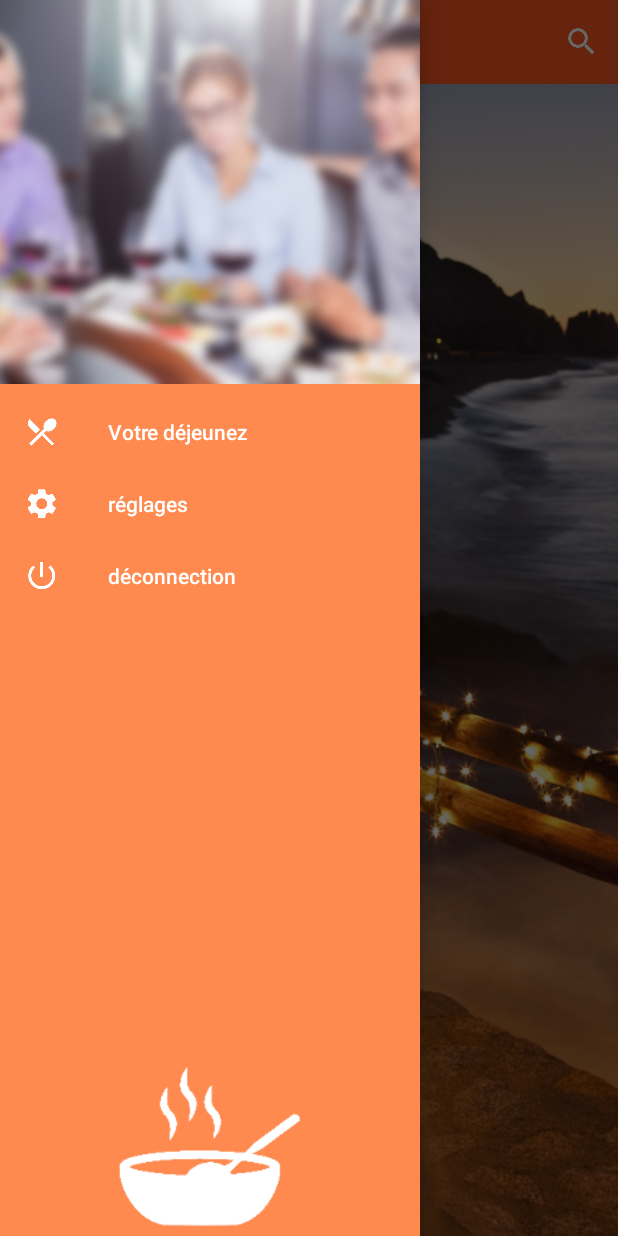
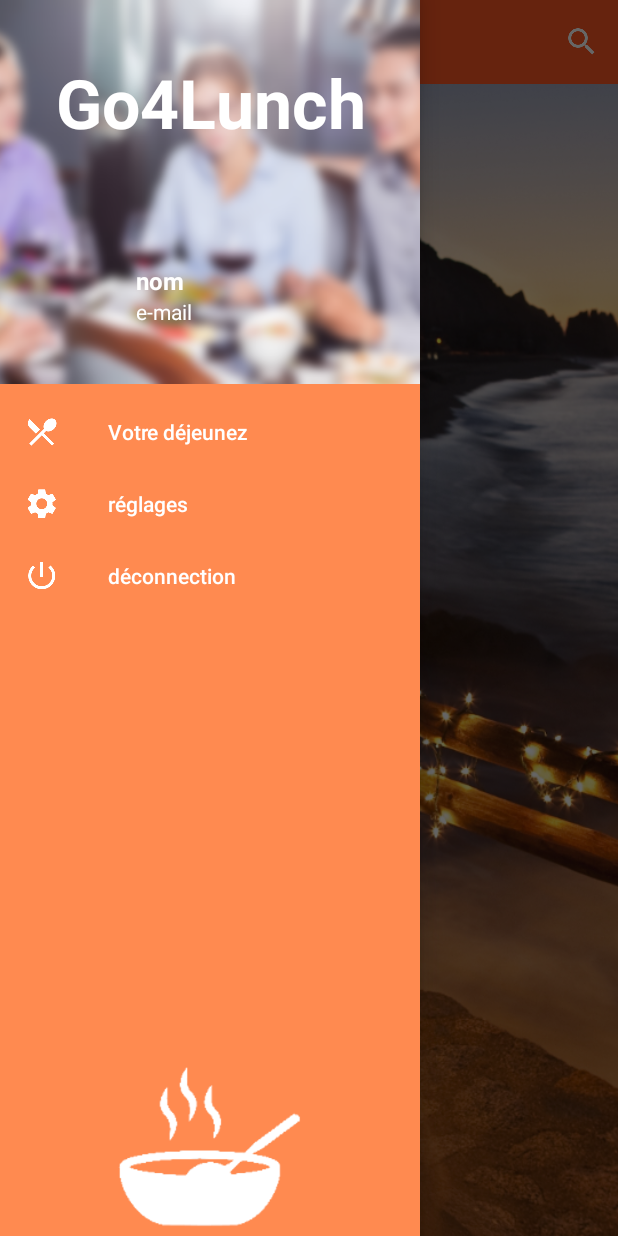
Before and after one commit to FLF69740/Projet-6-OC, an Android app: the screen it shows after launch (MainActivity), with the side drawer open, on a phone screen of 412 x 824 dp. Run offline under Robolectric (Android 15) with nearby library versions, the phone set to English and light mode, and no system bars; our stand-ins replace ButterKnife, Firebase (no records; nobody signed in at launch, a user with empty details on screens opened directly); libraries missing offline, so code that uses them is left out: com.firebase.ui; 2 statements that could not run were skipped.

Commit message:
NavigationDrawer Header configuration with auth informations

```diff
--- a/app/build.gradle
+++ b/app/build.gradle
@@ -28,6 +28,10 @@ dependencies {
     androidTestImplementation 'com.android.support.test.espresso:espresso-core:3.0.2'
     implementation 'com.android.support:design:27.1.1'
 
+    //Glide
+    implementation 'com.github.bumptech.glide:glide:4.7.1'
+    annotationProcessor 'com.github.bumptech.glide:compiler:4.7.1'
+
     //Butterknife
     implementation 'com.jakewharton:butterknife:8.8.1'
     annotationProcessor 'com.jakewharton:butterknife-compiler:8.8.1'
--- a/app/src/main/java/com/example/francoislf/go4lunch/controllers/activities/BaseActivity.java
+++ b/app/src/main/java/com/example/francoislf/go4lunch/controllers/activities/BaseActivity.java
@@ -12,23 +12,38 @@ import android.support.v7.app.AppCompatActivity;
 import android.support.v7.widget.Toolbar;
 import android.view.Menu;
 import android.view.MenuItem;
+import android.view.View;
+import android.widget.ImageView;
+import android.widget.TextView;
+import com.example.francoislf.go4lunch.R;
+import com.google.firebase.auth.FirebaseAuth;
+import com.google.firebase.auth.FirebaseUser;
 
-import com.example.francoislf.go4lunch.R;
+import butterknife.BindView;
+import butterknife.ButterKnife;
 
 public abstract class BaseActivity extends AppCompatActivity implements NavigationView.OnNavigationItemSelectedListener{
 
     private Toolbar mToolbar;
-    private DrawerLayout mDrawerLayout;
-    private NavigationView mNavigationView;
+    @BindView(R.id.activity_main_nav_view) NavigationView mNavigationView;
+    @BindView(R.id.activity_main_drawer_layout) DrawerLayout mDrawerLayout;
+
+    protected View mViewHeader;
+    protected ImageView mImageViewProfile;
+    protected TextView mTextViewName;
+    protected TextView mTextViewEmail;
+
 
     @Override
     protected void onCreate(@Nullable Bundle savedInstanceState) {
         super.onCreate(savedInstanceState);
         setContentView(this.getContentView());
         configureFragment(savedInstanceState);
+        ButterKnife.bind(this);
         configureToolbar();
         this.configureDrawerLayout();
         this.configureNavigationView();
+
     }
 
     // Load the view
@@ -77,16 +92,18 @@ public abstract class BaseActivity extends AppCompatActivity implements Navigati
      */
 
     protected void configureDrawerLayout(){
-        this.mDrawerLayout = findViewById(R.id.activity_main_drawer_layout);
         ActionBarDrawerToggle toggle = new ActionBarDrawerToggle(this, mDrawerLayout, mToolbar, R.string.navigation_drawer_open, R.string.navigation_drawer_close);
         mDrawerLayout.addDrawerListener(toggle);
         toggle.syncState();
     }
 
     protected void configureNavigationView(){
-        this.mNavigationView = findViewById(R.id.activity_main_nav_view);
         mNavigationView.setItemIconTintList(null);
         mNavigationView.setNavigationItemSelectedListener(this);
+        mViewHeader = mNavigationView.getHeaderView(0);
+        mTextViewName = mViewHeader.findViewById(R.id.nave_header_name);
+        mTextViewEmail = mViewHeader.findViewById(R.id.nave_header_email);
+        mImageViewProfile = mViewHeader.findViewById(R.id.nave_header_picture);
     }
 
     @Override
@@ -110,4 +127,14 @@ public abstract class BaseActivity extends AppCompatActivity implements Navigati
 
         return true;
     }
+
+    /**
+     * UTILS
+     */
+
+    @Nullable
+    protected FirebaseUser getCurrentUser(){return FirebaseAuth.getInstance().getCurrentUser();}
+
+
+
 }
--- a/app/src/main/java/com/example/francoislf/go4lunch/controllers/activities/MainActivity.java
+++ b/app/src/main/java/com/example/francoislf/go4lunch/controllers/activities/MainActivity.java
@@ -4,7 +4,10 @@ import android.content.Intent;
 import android.os.Bundle;
 import android.support.annotation.Nullable;
 import android.support.v4.app.Fragment;
+import android.text.TextUtils;
 import android.widget.Toast;
+import com.bumptech.glide.Glide;
+import com.bumptech.glide.request.RequestOptions;
 import com.example.francoislf.go4lunch.R;
 import com.example.francoislf.go4lunch.controllers.fragments.MainFragment;
 import com.firebase.ui.auth.AuthUI;
@@ -12,11 +15,13 @@ import com.firebase.ui.auth.ErrorCodes;
 import com.firebase.ui.auth.IdpResponse;
 import java.util.Arrays;
 import java.util.List;
-import butterknife.BindView;
+
 
 public class MainActivity extends BaseActivity {
 
     private static final int RC_SIGN_IN = 100;
+
+
 
     @Override
     protected int getContentView() {return R.layout.activity_main;}
@@ -37,6 +42,7 @@ public class MainActivity extends BaseActivity {
     protected void onCreate(@Nullable Bundle savedInstanceState) {
         super.onCreate(savedInstanceState);
         this.signInActivity();
+
     }
 
     @Override
@@ -46,7 +52,10 @@ public class MainActivity extends BaseActivity {
         IdpResponse idpResponse = IdpResponse.fromResultIntent(data);
 
         if (requestCode == RC_SIGN_IN){
-            if (resultCode == RESULT_OK) Toast.makeText(this, R.string.connection_succeed, Toast.LENGTH_SHORT).show();
+            if (resultCode == RESULT_OK){
+                Toast.makeText(this, R.string.connection_succeed, Toast.LENGTH_SHORT).show();
+                this.updateProfileInformations();
+            }
             else {
                 if (idpResponse == null) Toast.makeText(this, R.string.connection_canceled, Toast.LENGTH_SHORT).show();
                 else if (idpResponse.getError().equals(ErrorCodes.NO_NETWORK)) Toast.makeText(this, R.string.error_no_internet, Toast.LENGTH_SHORT).show();
@@ -79,6 +88,24 @@ public class MainActivity extends BaseActivity {
     }
 
 
+    // Update Nave_header informations about user informations
+    protected void updateProfileInformations() {
+        if (this.getCurrentUser() != null){
+            if (this.getCurrentUser().getPhotoUrl() != null){
+                Glide.with(this)
+                        .load(this.getCurrentUser().getPhotoUrl())
+                        .apply(RequestOptions.circleCropTransform())
+                        .into(mImageViewProfile);
+            }
+
+
+            String email = TextUtils.isEmpty(this.getCurrentUser().getEmail()) ? getString(R.string.info_no_email_found) : this.getCurrentUser().getEmail();
+            String username = TextUtils.isEmpty(this.getCurrentUser().getDisplayName()) ? getString(R.string.info_no_username_found) : this.getCurrentUser().getDisplayName();
+
+            this.mTextViewEmail.setText(email);
+            this.mTextViewName.setText(username);
+        }
+    }
 
 
 }
--- a/app/src/main/res/layout/nav_header.xml
+++ b/app/src/main/res/layout/nav_header.xml
@@ -1,10 +1,10 @@
-<LinearLayout
+<RelativeLayout
     xmlns:android="http://schemas.android.com/apk/res/android"
     xmlns:app="http://schemas.android.com/apk/res-auto"
     android:layout_width="match_parent"
     android:layout_height="256dp"
     android:gravity="center"
-    android:orientation="vertical">
+    android:id="@+id/relative_nav_header">
 
     <ImageView
         android:id="@+id/imageView"
@@ -13,4 +13,65 @@
         app:srcCompat="@drawable/photo_background_blurring_nav_header"
         android:scaleType="centerCrop"/>
 
-</LinearLayout>
+    <LinearLayout
+        android:layout_width="match_parent"
+        android:layout_height="match_parent"
+        android:orientation="vertical">
+
+        <TextView
+            android:layout_width="match_parent"
+            android:layout_height="wrap_content"
+            android:layout_weight="1"
+            android:text="@string/app_name"
+            android:textSize="45dp"
+            android:textColor="@android:color/white"
+            android:textStyle="bold"
+            android:layout_gravity="center"
+            android:gravity="center"/>
+
+        <LinearLayout
+            android:layout_width="match_parent"
+            android:layout_height="wrap_content"
+            android:layout_weight="1"
+            android:orientation="horizontal">
+
+            <ImageView
+                android:id="@+id/nave_header_picture"
+                android:layout_width="wrap_content"
+                android:layout_height="match_parent"
+                android:layout_weight="3"
+                android:scaleType="centerInside"/>
+
+            <LinearLayout
+                android:layout_width="wrap_content"
+                android:layout_height="match_parent"
+                android:orientation="vertical"
+                android:layout_weight="5">
+
+                <TextView
+                    android:id="@+id/nave_header_name"
+                    android:layout_width="match_parent"
+                    android:layout_height="wrap_content"
+                    android:layout_weight="1"
+                    android:text="@string/name"
+                    android:textSize="16dp"
+                    android:textColor="@android:color/white"
+                    android:textStyle="bold"
+                    android:gravity="bottom"/>
+
+                <TextView
+                    android:id="@+id/nave_header_email"
+                    android:layout_width="match_parent"
+                    android:layout_height="wrap_content"
+                    android:layout_weight="1"
+                    android:text="@string/mail"
+                    android:textSize="14dp"
+                    android:textColor="@android:color/white"/>
+
+            </LinearLayout>
+
+        </LinearLayout>
+
+    </LinearLayout>
+
+</RelativeLayout>
--- a/app/src/main/res/values/strings.xml
+++ b/app/src/main/res/values/strings.xml
@@ -11,6 +11,8 @@
     <string name="connection_canceled">connection annulée</string>
     <string name="error_no_internet">pas de connection internet</string>
     <string name="error_unknown_error">erreur inconnue</string>
+    <string name="info_no_email_found">E-MAIL : Inconnu</string>
+    <string name="info_no_username_found">NOM : Inconnu</string>
 
     <!-- IHM String -->
     <string name="general_toolbar_title">j\'ai faim!</string>
@@ -21,5 +23,7 @@
     <string name="item_3">déconnection</string>
     <string name="navigation_drawer_open">Open navigation drawer</string>
     <string name="navigation_drawer_close">Close navigation drawer</string>
+    <string name="name">nom</string>
+    <string name="mail">e-mail</string>
 
 </resources>
```
Also changed, not shown: 1 other file.
